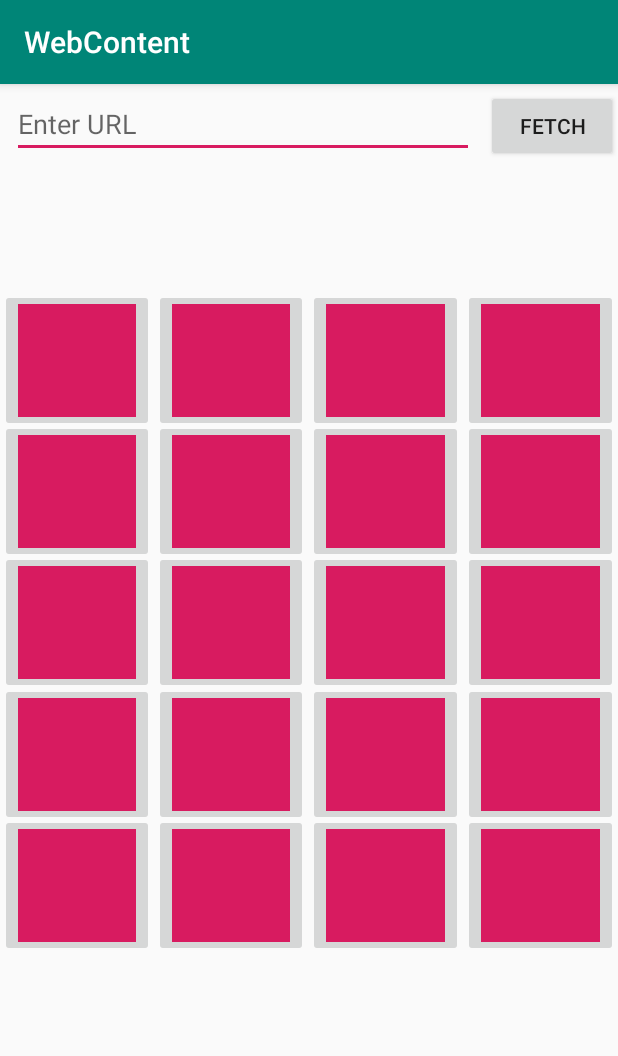
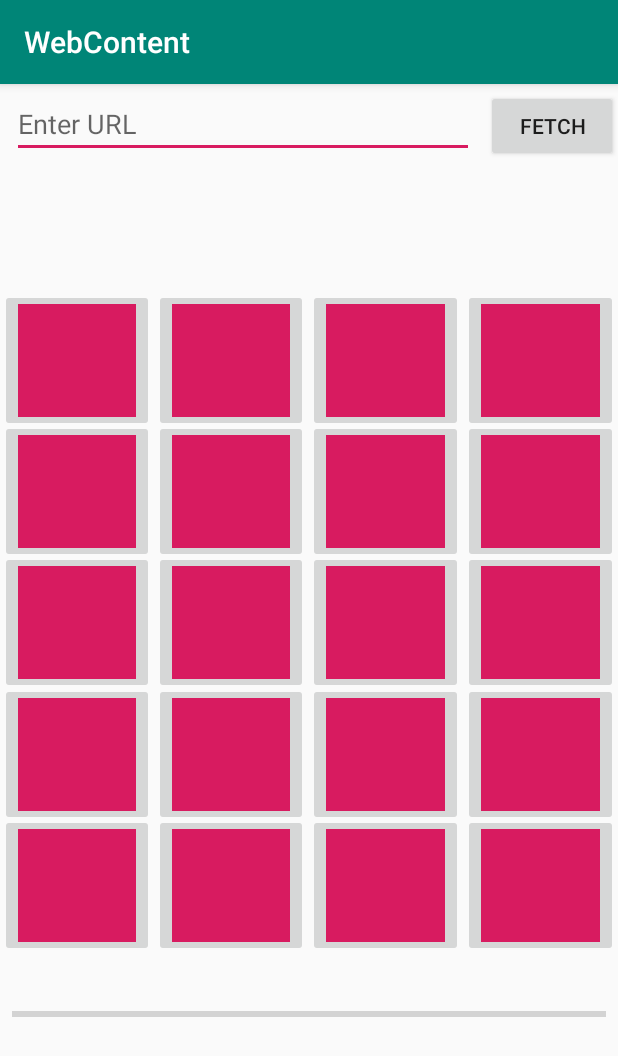
Before and after one commit to Basmoirak/Team11_AndroidProject, an Android app: the screen it shows after launch (MainActivity), on a phone screen of 412 x 824 dp. Shown: the top 1056 px of the screen. Run offline under Robolectric (Android 15) with nearby library versions, the light colour scheme and no system bars.

Commit message:
Added progress bar and resolved a few url-fetch issues.

```diff
--- a/app/src/main/java/com/example/webcontent/DownloadTask.java
+++ b/app/src/main/java/com/example/webcontent/DownloadTask.java
@@ -2,7 +2,6 @@ package com.example.webcontent;
 
 import android.os.AsyncTask;
 
-import java.io.File;
 import java.io.InputStream;
 import java.io.InputStreamReader;
 import java.net.HttpURLConnection;
--- a/app/src/main/java/com/example/webcontent/ImageDownloader.java
+++ b/app/src/main/java/com/example/webcontent/ImageDownloader.java
@@ -3,7 +3,6 @@ package com.example.webcontent;
 import android.graphics.Bitmap;
 import android.graphics.BitmapFactory;
 import android.os.AsyncTask;
-import android.util.Log;
 
 import java.io.InputStream;
 import java.net.HttpURLConnection;
@@ -52,7 +51,7 @@ public class ImageDownloader extends AsyncTask<String, Bitmap, Void> {
         if(this.callback == null){
             return;
         }
-        Log.i("Bitmaps",bitmaps[0].toString());
+//        Log.i("Bitmaps",bitmaps[0].toString());
         this.callback.onCompleted(bitmaps[0]);
     }
 
--- a/app/src/main/java/com/example/webcontent/MainActivity.java
+++ b/app/src/main/java/com/example/webcontent/MainActivity.java
@@ -27,6 +27,7 @@ public class MainActivity extends AppCompatActivity
     Button fetchButton;
     String html;
     ProgressBar progressBar;
+    int counter = 0; //For progress bar
 
     @Override
     protected void onCreate(Bundle savedInstanceState) {
@@ -35,25 +36,26 @@ public class MainActivity extends AppCompatActivity
 
         urlInput = findViewById(R.id.urlEditText);
         fetchButton = findViewById(R.id.fetchButton);
-
-        progressBar = new ProgressBar(this);
-        progressBar.setMax(100);
-        progressBar.isShown();
+        progressBar = findViewById(R.id.progressBar);
+        resetProgressBar();
     }
 
     @Override
     public void onCompleted(Bitmap bitmap) {
-        Log.i("In OnCompleted, Bitmap is: ", bitmap.toString());
+        // Loading images
         ImageButton imageButton = findViewById(getResources().getIdentifier(
                 "imageButton" + pos,
                 "id", getPackageName()
         ));
-        Log.i("In OnCompleted, ImageButton is: ", imageButton.toString());
+//        Log.i("In OnCompleted, ImageButton is: ", imageButton.toString());
 
         imageButton.setImageBitmap(bitmap);
         imageButton.setAdjustViewBounds(true);
+        pos++;
 
-        pos++;
+        // Image loading progress bar
+        counter++;
+        progressBar.setProgress(counter);
     }
 
     //Fetch button
@@ -62,13 +64,17 @@ public class MainActivity extends AppCompatActivity
         //Check if url pattern is valid
         if(Patterns.WEB_URL.matcher(urlInput.getText().toString()).matches()){
             try {
-                //Reset position to 0
+                //Clear list of imageURLs
+                imageURLs.clear();
+                //Reset imageButton position to 0
                 pos = 0;
+                // Reset progress bar
+                resetProgressBar();
                 // Retrieve HTML
                 DownloadTask downloadTask = new DownloadTask();
                 html = null;
                 html = downloadTask.execute(urlInput.getText().toString()).get();
-
+                Log.i("url", urlInput.getText().toString()); // TESTING
                 // Match HTML against Regex pattern
                 Pattern p = Pattern.compile("img src=\"(.*?)\"");
                 Matcher m = p.matcher(html);
@@ -93,4 +99,10 @@ public class MainActivity extends AppCompatActivity
             Toast.makeText(getApplicationContext(),"Please enter valid Url!", Toast.LENGTH_SHORT).show();
         }
     }
+
+    public void resetProgressBar(){
+        counter = 0;
+        progressBar.setProgress(0);
+        progressBar.setMax(20);
+    }
 }
--- a/app/src/main/res/layout/activity_main.xml
+++ b/app/src/main/res/layout/activity_main.xml
@@ -179,6 +179,7 @@
     </LinearLayout>
 
     <LinearLayout
+        android:id="@+id/linearLayout"
         android:layout_width="0dp"
         android:layout_height="95dp"
         android:layout_marginTop="300dp"
@@ -232,4 +233,19 @@
         app:layout_constraintStart_toStartOf="parent"
         app:layout_constraintTop_toTopOf="parent" />
 
+    <ProgressBar
+        android:id="@+id/progressBar"
+        style="?android:attr/progressBarStyleHorizontal"
+        android:layout_width="0dp"
+        android:layout_height="wrap_content"
+        android:layout_marginStart="8dp"
+        android:layout_marginTop="30dp"
+        android:layout_marginEnd="8dp"
+        android:max="20"
+        android:progress="0"
+        android:visibility="visible"
+        app:layout_constraintEnd_toEndOf="parent"
+        app:layout_constraintStart_toStartOf="parent"
+        app:layout_constraintTop_toBottomOf="@+id/linearLayout" />
+
 </androidx.constraintlayout.widget.ConstraintLayout>
```
